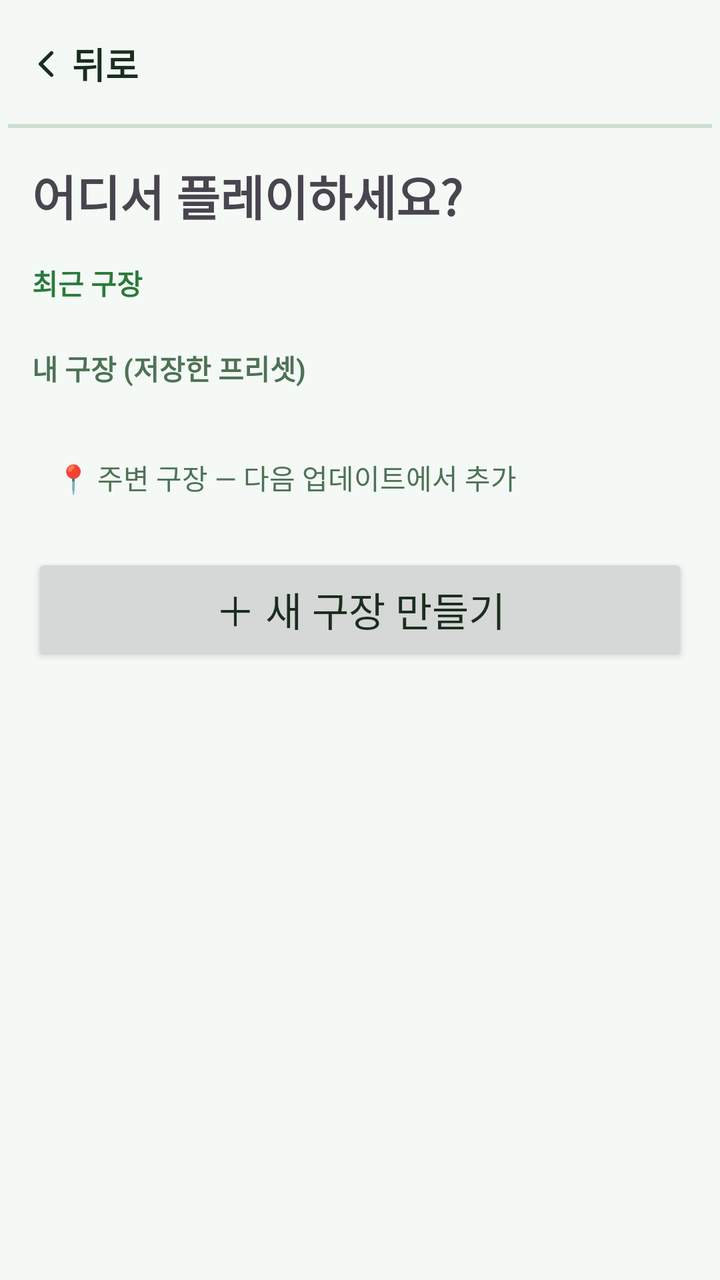
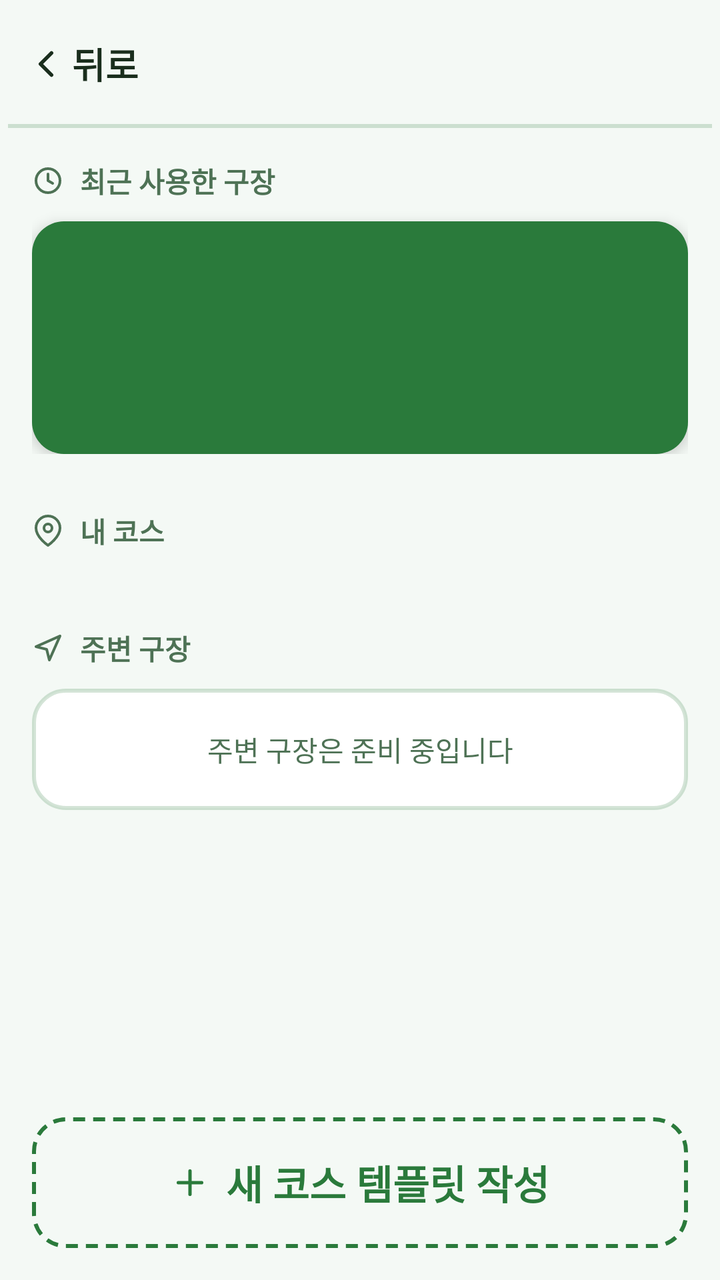

Two renders of the same Android screen: before a commit and after it. Below are the layout's source before the change and the commit's diff.
<!-- AndroidManifest.xml: application theme Theme.ParkGolf -->
<!-- res/layout/fragment_start.xml -->
<?xml version="1.0" encoding="utf-8"?>
<LinearLayout xmlns:android="http://schemas.android.com/apk/res/android"
    android:layout_width="match_parent" android:layout_height="match_parent"
    android:orientation="vertical">
    <include android:id="@+id/topBar" layout="@layout/view_top_bar" />
    <ScrollView
        android:layout_width="match_parent" android:layout_height="0dp" android:layout_weight="1"
        android:fillViewport="true" android:padding="@dimen/screen_padding">
        <LinearLayout
            android:layout_width="match_parent" android:layout_height="wrap_content"
            android:orientation="vertical">
            <TextView android:layout_width="wrap_content" android:layout_height="wrap_content"
                android:text="@string/start_where" android:textSize="@dimen/title_text"
                android:textStyle="bold" android:layout_marginBottom="16dp" />
            <TextView android:layout_width="wrap_content" android:layout_height="wrap_content"
                android:text="@string/recent_courses" android:textStyle="bold"
                android:textColor="?attr/parkPrimary" android:layout_marginBottom="6dp" />
            <androidx.recyclerview.widget.RecyclerView android:id="@+id/rvRecent"
                android:layout_width="match_parent" android:layout_height="wrap_content"
                android:layout_marginBottom="16dp" />
            <TextView android:layout_width="wrap_content" android:layout_height="wrap_content"
                android:text="@string/saved_presets" android:textStyle="bold"
                android:textColor="?attr/parkMutedForeground" android:layout_marginBottom="6dp" />
            <androidx.recyclerview.widget.RecyclerView android:id="@+id/rvPresets"
                android:layout_width="match_parent" android:layout_height="wrap_content"
                android:layout_marginBottom="16dp" />
            <TextView android:layout_width="match_parent" android:layout_height="wrap_content"
                android:text="@string/nearby_courses_soon" android:padding="12dp"
                android:textColor="?attr/parkMutedForeground" android:layout_marginBottom="16dp" />
            <Button android:id="@+id/btnNewCourse"
                android:layout_width="match_parent" android:layout_height="wrap_content"
                android:minHeight="@dimen/touch_min" android:text="@string/new_course"
                android:textSize="@dimen/button_text" />
        </LinearLayout>
    </ScrollView>
</LinearLayout>
<!-- res/layout/view_top_bar.xml (included above) -->
<?xml version="1.0" encoding="utf-8"?>
<androidx.constraintlayout.widget.ConstraintLayout
    xmlns:android="http://schemas.android.com/apk/res/android"
    xmlns:app="http://schemas.android.com/apk/res-auto"
    android:layout_width="match_parent"
    android:layout_height="wrap_content"
    android:background="?attr/parkBackground"
    android:minHeight="64dp"
    android:paddingHorizontal="4dp">

    <LinearLayout
        android:id="@+id/btnBack"
        android:layout_width="wrap_content"
        android:layout_height="@dimen/touch_min"
        android:orientation="horizontal"
        android:gravity="center_vertical"
        android:paddingHorizontal="8dp"
        android:background="?attr/selectableItemBackground"
        android:clickable="true"
        android:focusable="true"
        android:contentDescription="@string/back"
        app:layout_constraintStart_toStartOf="parent"
        app:layout_constraintTop_toTopOf="parent"
        app:layout_constraintBottom_toBottomOf="parent">
        <ImageView
            android:layout_width="22dp" android:layout_height="22dp"
            android:src="@drawable/ic_chevron_left"
            android:importantForAccessibility="no" />
        <TextView
            android:layout_width="wrap_content" android:layout_height="wrap_content"
            android:layout_marginStart="2dp"
            android:text="@string/back"
            android:textColor="?attr/parkForeground"
            android:textSize="@dimen/body_text"
            android:textStyle="bold" />
    </LinearLayout>

    <TextView
        android:id="@+id/tvBarTitle"
        android:layout_width="0dp"
        android:layout_height="wrap_content"
        android:gravity="center"
        android:textSize="@dimen/body_text"
        android:textStyle="bold"
        android:textColor="?attr/parkForeground"
        android:maxLines="1"
        android:ellipsize="end"
        app:layout_constraintStart_toEndOf="@id/btnBack"
        app:layout_constraintEnd_toStartOf="@id/barSpacer"
        app:layout_constraintTop_toTopOf="parent"
        app:layout_constraintBottom_toBottomOf="parent" />

    <Space
        android:id="@+id/barSpacer"
        android:layout_width="72dp"
        android:layout_height="1dp"
        app:layout_constraintEnd_toEndOf="parent"
        app:layout_constraintTop_toTopOf="parent" />

    <View android:layout_width="0dp" android:layout_height="@dimen/border_width"
        android:background="?attr/parkBorder"
        app:layout_constraintStart_toStartOf="parent"
        app:layout_constraintEnd_toEndOf="parent"
        app:layout_constraintBottom_toBottomOf="parent" />
</androidx.constraintlayout.widget.ConstraintLayout>
<!-- resources referenced by this layout -->
<resources>
  <dimen name="body_text">18sp</dimen>
  <dimen name="border_width">2dp</dimen>
  <dimen name="button_text">20sp</dimen>
  <dimen name="screen_padding">16dp</dimen>
  <dimen name="title_text">24sp</dimen>
  <dimen name="touch_min">56dp</dimen>
  <string name="back">뒤로</string>
  <string name="nearby_courses_soon">📍 주변 구장 — 다음 업데이트에서 추가</string>
  <string name="new_course">＋ 새 구장 만들기</string>
  <string name="recent_courses">최근 구장</string>
  <string name="saved_presets">내 구장 (저장한 프리셋)</string>
  <string name="start_where">어디서 플레이하세요?</string>
  <style name="Theme.ParkGolf" parent="Theme.ParkGolf.Green" />
  <color name="on_primary">#FFFFFF</color>
  <!-- unchanged entries left out for length: 3 -->
</resources>

<!-- the commit's change to res/layout/fragment_start.xml (unified diff, before → after) -->
@@ -1,38 +1,96 @@
 <?xml version="1.0" encoding="utf-8"?>
 <LinearLayout xmlns:android="http://schemas.android.com/apk/res/android"
+    xmlns:app="http://schemas.android.com/apk/res-auto"
     android:layout_width="match_parent" android:layout_height="match_parent"
-    android:orientation="vertical">
+    android:orientation="vertical" android:background="?attr/parkBackground">
+
     <include android:id="@+id/topBar" layout="@layout/view_top_bar" />
+
     <ScrollView
         android:layout_width="match_parent" android:layout_height="0dp" android:layout_weight="1"
         android:fillViewport="true" android:padding="@dimen/screen_padding">
-        <LinearLayout
-            android:layout_width="match_parent" android:layout_height="wrap_content"
+        <LinearLayout android:layout_width="match_parent" android:layout_height="wrap_content"
             android:orientation="vertical">
-            <TextView android:layout_width="wrap_content" android:layout_height="wrap_content"
-                android:text="@string/start_where" android:textSize="@dimen/title_text"
-                android:textStyle="bold" android:layout_marginBottom="16dp" />
-            <TextView android:layout_width="wrap_content" android:layout_height="wrap_content"
-                android:text="@string/recent_courses" android:textStyle="bold"
-                android:textColor="?attr/parkPrimary" android:layout_marginBottom="6dp" />
-            <androidx.recyclerview.widget.RecyclerView android:id="@+id/rvRecent"
+
+            <LinearLayout android:id="@+id/sectionRecent"
                 android:layout_width="match_parent" android:layout_height="wrap_content"
-                android:layout_marginBottom="16dp" />
-            <TextView android:layout_width="wrap_content" android:layout_height="wrap_content"
-                android:text="@string/saved_presets" android:textStyle="bold"
-                android:textColor="?attr/parkMutedForeground" android:layout_marginBottom="6dp" />
-            <androidx.recyclerview.widget.RecyclerView android:id="@+id/rvPresets"
+                android:orientation="vertical" android:layout_marginBottom="@dimen/section_gap">
+                <LinearLayout android:layout_width="wrap_content" android:layout_height="wrap_content"
+                    android:orientation="horizontal" android:gravity="center_vertical"
+                    android:layout_marginBottom="10dp">
+                    <ImageView android:layout_width="16dp" android:layout_height="16dp"
+                        android:src="@drawable/ic_clock" android:importantForAccessibility="no" />
+                    <TextView android:layout_width="wrap_content" android:layout_height="wrap_content"
+                        android:layout_marginStart="8dp" android:text="@string/recent_venue_label"
+                        android:textStyle="bold" android:textColor="?attr/parkMutedForeground" />
+                </LinearLayout>
+                <LinearLayout android:id="@+id/cardRecent"
+                    android:layout_width="match_parent" android:layout_height="wrap_content"
+                    android:orientation="vertical" android:background="@drawable/bg_card_primary"
+                    android:padding="@dimen/recent_card_pad" android:elevation="4dp"
+                    android:foreground="?attr/selectableItemBackground">
+                    <TextView android:id="@+id/tvRecentDate"
+                        android:layout_width="wrap_content" android:layout_height="wrap_content"
+                        android:textColor="@color/on_primary" android:alpha="0.75"
+                        android:layout_marginBottom="4dp" />
+                    <TextView android:id="@+id/tvRecentVenue"
+                        android:layout_width="wrap_content" android:layout_height="wrap_content"
+                        android:textSize="@dimen/title_text" android:textStyle="bold"
+                        android:textColor="@color/on_primary" />
+                    <TextView android:id="@+id/tvRecentCourse"
+                        android:layout_width="wrap_content" android:layout_height="wrap_content"
+                        android:textColor="@color/on_primary" android:alpha="0.9"
+                        android:layout_marginTop="2dp" />
+                </LinearLayout>
+            </LinearLayout>
+
+            <LinearLayout android:layout_width="wrap_content" android:layout_height="wrap_content"
+                android:orientation="horizontal" android:gravity="center_vertical"
+                android:layout_marginBottom="10dp">
+                <ImageView android:layout_width="16dp" android:layout_height="16dp"
+                    android:src="@drawable/ic_map_pin" app:tint="?attr/parkMutedForeground"
+                    android:importantForAccessibility="no" />
+                <TextView android:layout_width="wrap_content" android:layout_height="wrap_content"
+                    android:layout_marginStart="8dp" android:text="@string/my_courses_label"
+                    android:textStyle="bold" android:textColor="?attr/parkMutedForeground" />
+            </LinearLayout>
+            <LinearLayout android:id="@+id/containerVenues"
                 android:layout_width="match_parent" android:layout_height="wrap_content"
-                android:layout_marginBottom="16dp" />
+                android:orientation="vertical" android:layout_marginBottom="@dimen/section_gap" />
+
+            <LinearLayout android:layout_width="wrap_content" android:layout_height="wrap_content"
+                android:orientation="horizontal" android:gravity="center_vertical"
+                android:layout_marginBottom="10dp">
+                <ImageView android:layout_width="16dp" android:layout_height="16dp"
+                    android:src="@drawable/ic_navigation" android:importantForAccessibility="no" />
+                <TextView android:layout_width="wrap_content" android:layout_height="wrap_content"
+                    android:layout_marginStart="8dp" android:text="@string/nearby_label"
+                    android:textStyle="bold" android:textColor="?attr/parkMutedForeground" />
+            </LinearLayout>
             <TextView android:layout_width="match_parent" android:layout_height="wrap_content"
-                android:text="@string/nearby_courses_soon" android:padding="12dp"
-                android:textColor="?attr/parkMutedForeground" android:layout_marginBottom="16dp" />
-            <Button android:id="@+id/btnNewCourse"
-                android:layout_width="match_parent" android:layout_height="wrap_content"
-                android:minHeight="@dimen/touch_min" android:text="@string/new_course"
-                android:textSize="@dimen/button_text" />
+                android:background="@drawable/bg_card" android:gravity="center"
+                android:padding="20dp" android:text="@string/nearby_placeholder"
+                android:textColor="?attr/parkMutedForeground" />
         </LinearLayout>
     </ScrollView>
+
+    <LinearLayout android:layout_width="match_parent" android:layout_height="wrap_content"
+        android:orientation="vertical" android:background="?attr/parkBackground"
+        android:padding="@dimen/screen_padding">
+        <LinearLayout android:id="@+id/btnNewCourse"
+            android:layout_width="match_parent" android:layout_height="wrap_content"
+            android:minHeight="@dimen/touch_min" android:orientation="horizontal"
+            android:gravity="center" android:background="@drawable/bg_dashed"
+            android:paddingVertical="18dp" android:foreground="?attr/selectableItemBackground">
+            <ImageView android:layout_width="20dp" android:layout_height="20dp"
+                android:src="@drawable/ic_plus" app:tint="?attr/parkPrimary"
+                android:importantForAccessibility="no" />
+            <TextView android:layout_width="wrap_content" android:layout_height="wrap_content"
+                android:layout_marginStart="8dp" android:text="@string/new_template_button"
+                android:textSize="@dimen/button_text" android:textStyle="bold"
+                android:textColor="?attr/parkPrimary" />
+        </LinearLayout>
+    </LinearLayout>
 </LinearLayout>
 <!-- res/layout/view_top_bar.xml (included above) -->
 <?xml version="1.0" encoding="utf-8"?>
<!-- resource entries referenced after the edit -->
@@ -3,16 +3,59 @@
   <dimen name="body_text">18sp</dimen>
   <dimen name="border_width">2dp</dimen>
   <dimen name="button_text">20sp</dimen>
+  <dimen name="recent_card_pad">20dp</dimen>
   <dimen name="screen_padding">16dp</dimen>
+  <dimen name="section_gap">28dp</dimen>
   <dimen name="title_text">24sp</dimen>
   <dimen name="touch_min">56dp</dimen>
+  <!-- drawable bg_card (drawable) -->
+  <?xml version="1.0" encoding="utf-8"?>
+  <shape xmlns:android="http://schemas.android.com/apk/res/android" android:shape="rectangle">
+      <solid android:color="@color/card" />
+      <corners android:radius="@dimen/radius_card" />
+      <stroke android:width="@dimen/border_width" android:color="?attr/parkBorder" />
+  </shape>
+  <!-- drawable bg_card_primary (drawable) -->
+  <?xml version="1.0" encoding="utf-8"?>
+  <shape xmlns:android="http://schemas.android.com/apk/res/android" android:shape="rectangle">
+      <solid android:color="?attr/parkPrimary" />
+      <corners android:radius="@dimen/radius_card" />
+  </shape>
+  <!-- drawable bg_dashed (drawable) -->
+  <?xml version="1.0" encoding="utf-8"?>
+  <shape xmlns:android="http://schemas.android.com/apk/res/android" android:shape="rectangle">
+      <solid android:color="@android:color/transparent" />
+      <corners android:radius="@dimen/radius_card" />
+      <stroke android:width="@dimen/border_width" android:color="?attr/parkPrimary"
+          android:dashWidth="6dp" android:dashGap="4dp" />
+  </shape>
+  <!-- drawable ic_clock (drawable) -->
+  <vector xmlns:android="http://schemas.android.com/apk/res/android" android:width="24dp" android:height="24dp" android:viewportWidth="24" android:viewportHeight="24">
+      <path android:strokeColor="?attr/parkMutedForeground" android:strokeWidth="2" android:strokeLineCap="round" android:strokeLineJoin="round" android:pathData="M12,3 A9,9 0 1 0 12,21 A9,9 0 0 0 12,3 Z" />
+      <path android:strokeColor="?attr/parkMutedForeground" android:strokeWidth="2" android:strokeLineCap="round" android:strokeLineJoin="round" android:pathData="M12,7 L12,12 L15.5,14" />
+  </vector>
+  <!-- drawable ic_map_pin (drawable) -->
+  <vector xmlns:android="http://schemas.android.com/apk/res/android" android:width="24dp" android:height="24dp" android:viewportWidth="24" android:viewportHeight="24">
+      <path android:strokeColor="?attr/parkForeground" android:strokeWidth="2" android:strokeLineCap="round" android:strokeLineJoin="round" android:pathData="M21,10 C21,17 12,23 12,23 C12,23 3,17 3,10 A9,9 0 0 1 21,10 Z" />
+      <path android:strokeColor="?attr/parkForeground" android:strokeWidth="2" android:pathData="M15,10 A3,3 0 1 1 9,10 A3,3 0 0 1 15,10 Z" />
+  </vector>
+  <!-- drawable ic_navigation (drawable) -->
+  <vector xmlns:android="http://schemas.android.com/apk/res/android" android:width="24dp" android:height="24dp" android:viewportWidth="24" android:viewportHeight="24">
+      <path android:strokeColor="?attr/parkMutedForeground" android:strokeWidth="2" android:strokeLineCap="round" android:strokeLineJoin="round" android:pathData="M3,11 L21,3 L13,21 L11,13 Z" />
+  </vector>
+  <!-- drawable ic_plus (drawable) -->
+  <vector xmlns:android="http://schemas.android.com/apk/res/android" android:width="24dp" android:height="24dp" android:viewportWidth="24" android:viewportHeight="24">
+      <path android:strokeColor="?attr/parkForeground" android:strokeWidth="2" android:strokeLineCap="round" android:pathData="M12,5 L12,19 M5,12 L19,12" />
+  </vector>
   <string name="back">뒤로</string>
-  <string name="nearby_courses_soon">📍 주변 구장 — 다음 업데이트에서 추가</string>
-  <string name="new_course">＋ 새 구장 만들기</string>
-  <string name="recent_courses">최근 구장</string>
-  <string name="saved_presets">내 구장 (저장한 프리셋)</string>
-  <string name="start_where">어디서 플레이하세요?</string>
+  <string name="my_courses_label">내 코스</string>
+  <string name="nearby_label">주변 구장</string>
+  <string name="nearby_placeholder">주변 구장은 준비 중입니다</string>
+  <string name="new_template_button">새 코스 템플릿 작성</string>
+  <string name="recent_venue_label">최근 사용한 구장</string>
   <style name="Theme.ParkGolf" parent="Theme.ParkGolf.Green" />
+  <color name="card">#FFFFFF</color>
+  <dimen name="radius_card">16dp</dimen>
   <color name="on_primary">#FFFFFF</color>
   <!-- unchanged entries left out for length: 3 -->
 </resources>
